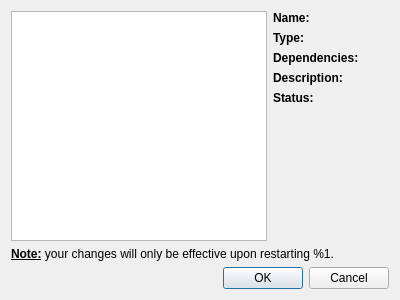
This is src/pluginswindow.ui in opencor/opencor as Qt 5 draws it before an edit. The edited form follows.
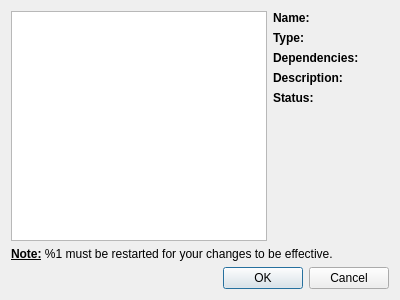
This is the edited form.

Commit message: Improved the plugins window.

```diff
--- a/src/pluginswindow.ui
+++ b/src/pluginswindow.ui
@@ -176,7 +176,10 @@
    <item>
     <widget class="QLabel" name="noteLabel">
      <property name="text">
-      <string>&lt;b&gt;&lt;u&gt;Note:&lt;/u&gt;&lt;/b&gt; your changes will only be effective upon restarting %1.</string>
+      <string>&lt;b&gt;&lt;u&gt;Note:&lt;/u&gt;&lt;/b&gt; %1 must be restarted for your changes to be effective.</string>
+     </property>
+     <property name="wordWrap">
+      <bool>true</bool>
      </property>
     </widget>
    </item>
```
The commit also changes 2 other files.
